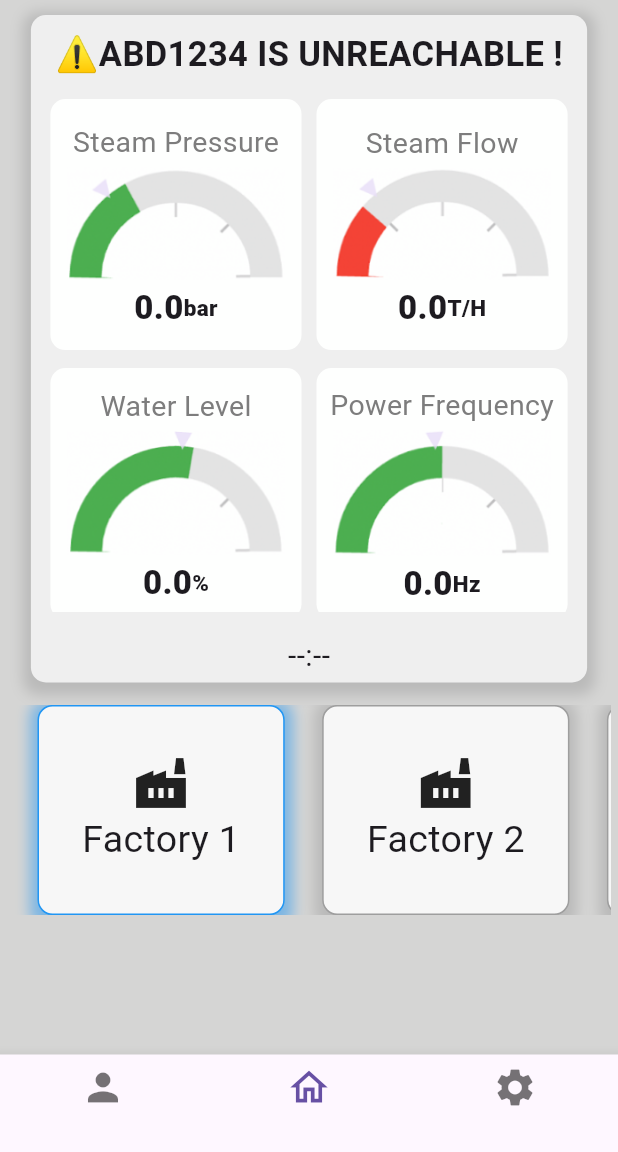
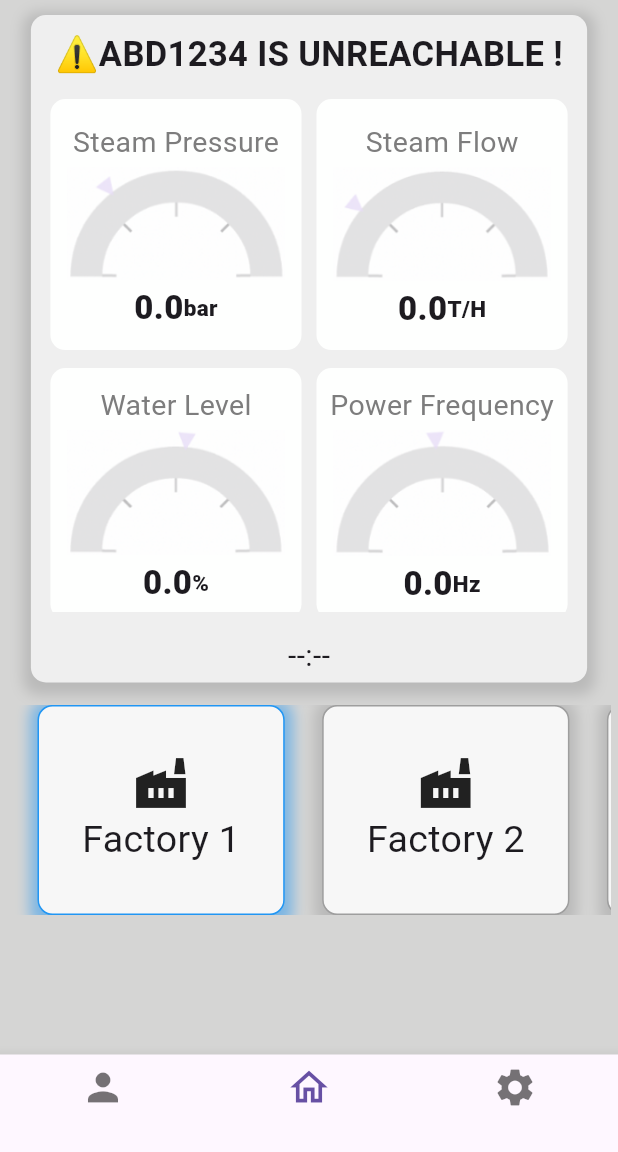
Before and after one commit to ypei55/SSE3401Factory, a Flutter app: the Dashboard screen opened directly, on a phone screen of 412 x 824 dp, the part 84-1236 px from its top. Run offline on Flutter 3.47's test engine with Material 3 defaults, Android fonts, the phone set to English and light mode, and no system bars; missing offline and left inert: country_flags.

Commit message:
update lab5

```diff
--- a/lib/dashboard.dart
+++ b/lib/dashboard.dart
@@ -159,7 +159,7 @@ class _DashboardState extends State<Dashboard> {
                       : currentIndex == 1
                               ?currentFactoryIndex==2
                               ?FactoryInformation('1549.7kW','34.19','22.82','55.41','50.08','images/data1.png','images/data2.png','images/data3.png','images/data4.png',DateFormat('yyyy-MM-dd HH:mm:ss').format(DateTime.now()))
-                              :const FactoryInformation('⚠️ABD1234 IS UNREACHABLE !','0.0','0.0','0.0','0.0','images/data1.png','images/data2.png','images/data3.png','images/data4.png','--:--')
+                              :const FactoryInformation('⚠️ABD1234 IS UNREACHABLE !','0.0','0.0','0.0','0.0','images/data5.png','images/data6.png','images/data7.png','images/data8.png','--:--')
 
                           //setting page
                         : currentFactoryIndex == 1
```
